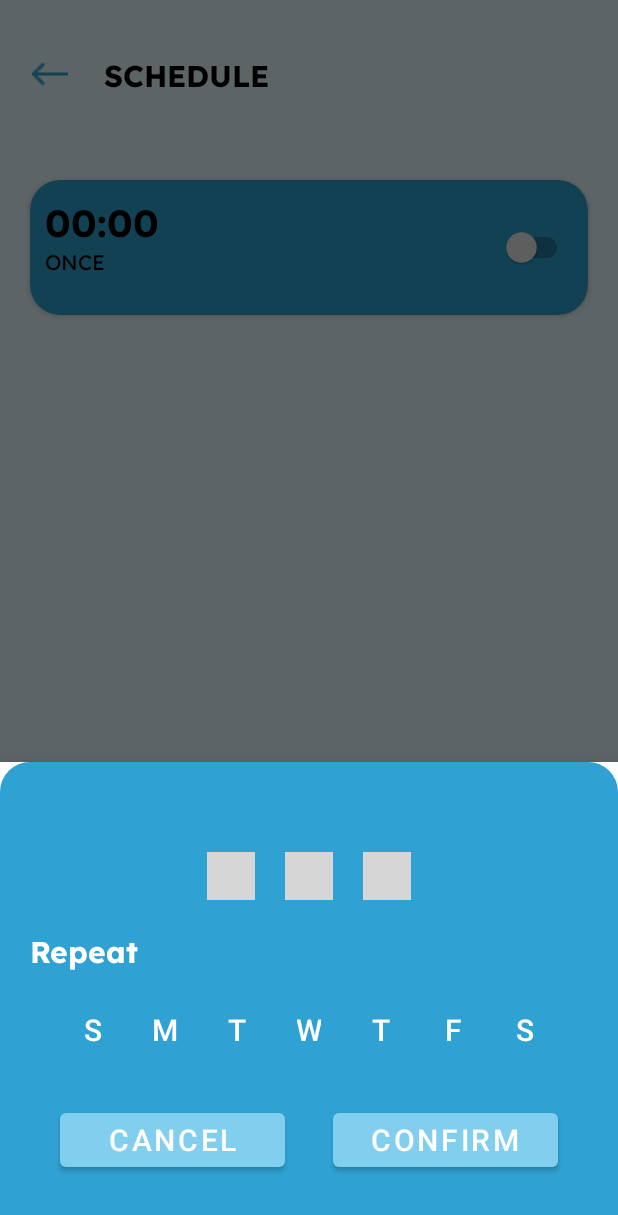
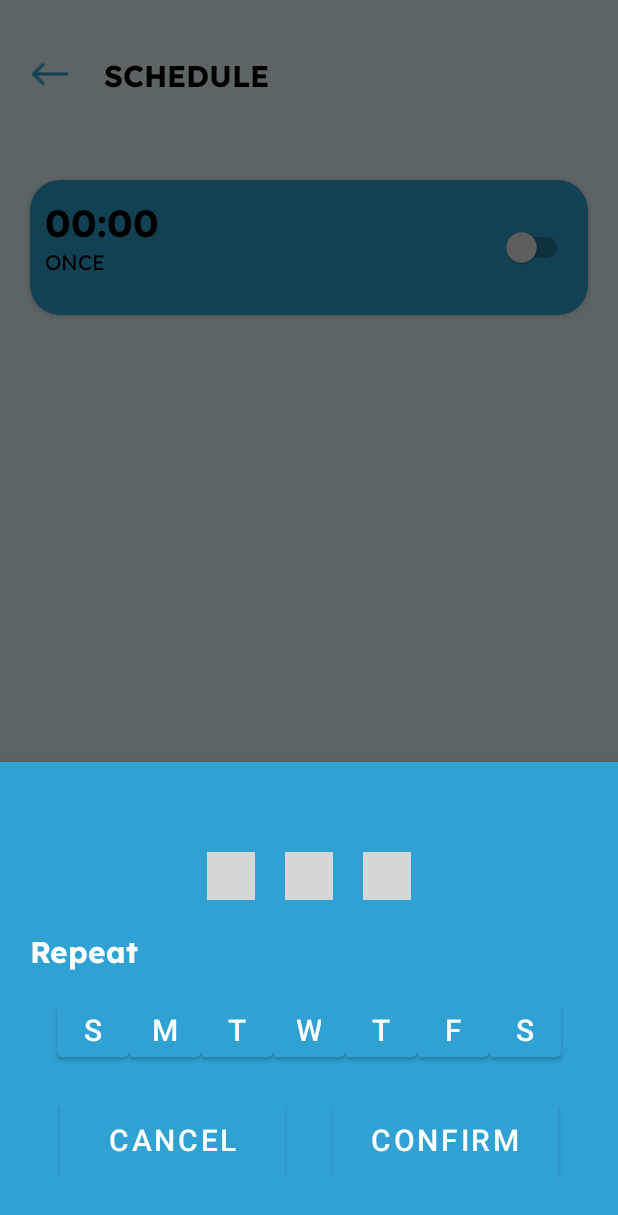
Before and after one commit to NardHodo/PetFeeder-Main, an Android app: the Schedule_View screen opened directly, with no data from a screen before it, after a tap on an icon or button, on a phone screen of 412 x 824 dp. Shown: the top 1215 px of the screen. Run offline under Robolectric (Android 15) with nearby library versions, the phone set to English and light mode, and no system bars; libraries missing offline, so code that uses them is left out: com.shawnlin.numberpicker; plain views replace NumberPicker; 13 statements that could not run were skipped; grey boxes are pictures that could not be loaded.

Commit message:
Patch IDK kasi napaka init

```diff
--- a/app/src/main/AndroidManifest.xml
+++ b/app/src/main/AndroidManifest.xml
@@ -20,6 +20,7 @@
         android:theme="@style/Theme.PetFeederApp"
         android:usesCleartextTraffic="true"
         tools:targetApi="31">
+
         <activity
             android:name=".Dispense_Loading_Activity"
             android:exported="false" />
--- a/app/src/main/java/com/example/iotcontroller/MainActivity.java
+++ b/app/src/main/java/com/example/iotcontroller/MainActivity.java
@@ -39,7 +39,7 @@ import okhttp3.Response;
 
 public class MainActivity extends AppCompatActivity {
 
-    final String WIFI_NAME = "\"Foodie\"";
+    final String WIFI_NAME = "\"SKYfiberBD2F\"";
     Button btnLights, btnManual, btnManualWater, btnManage, btnCancel, btnConnect, btnAutomatic;
     Dialog dispenseDialog;
 
--- a/app/src/main/res/drawable/button_selector.xml
+++ b/app/src/main/res/drawable/button_selector.xml
@@ -1,9 +1,10 @@
 <?xml version="1.0" encoding="utf-8"?>
 <selector xmlns:android="http://schemas.android.com/apk/res/android">
     <!-- Selected state -->
-    <item android:state_selected="true"
+    <item android:state_pressed="true"
         android:drawable="@drawable/active_day_button" />
 
     <!-- Default (normal) state -->
-    <item android:drawable="@drawable/default_button"/>
+    <item android:state_enabled="false"
+        android:drawable="@drawable/default_button"/>
 </selector>
--- a/app/src/main/res/drawable/dialog_boxes_button.xml
+++ b/app/src/main/res/drawable/dialog_boxes_button.xml
@@ -2,4 +2,5 @@
 <shape xmlns:android="http://schemas.android.com/apk/res/android"
     android:shape="rectangle">
     <corners android:radius="40dp"/>
+    <solid android:color="@color/dialog_boxes_button"/>
 </shape>
--- a/app/src/main/res/layout/activity_alarm_feature.xml
+++ b/app/src/main/res/layout/activity_alarm_feature.xml
@@ -6,7 +6,7 @@
     xmlns:app="http://schemas.android.com/apk/res-auto"
     android:orientation="vertical"
     android:paddingVertical="40dp"
-    android:background="@drawable/dialog_box_background"
+    android:background="@color/card_view_color"
     >
     <LinearLayout
         android:layout_width="match_parent"
@@ -71,62 +71,52 @@
             android:padding="5dp"
             android:gravity="center">
 
-            <Button
-                android:id="@+id/Sunday"
+
+            <com.google.android.material.button.MaterialButton
                 android:layout_width="48dp"
-                android:layout_height="wrap_content"
+                android:layout_height="48dp"
                 android:text="@string/Sunday"
-                android:background="@drawable/button_selector"
-                android:textColor="@color/white"
+                android:textSize="20sp"
+                android:id="@+id/Sunday"/>
+            <com.google.android.material.button.MaterialButton
+                android:layout_width="48dp"
+                android:layout_height="48dp"
+                android:text="@string/Monday"
+                android:id="@+id/btnMonday"
                 android:textSize="20sp"/>
-            <Button
-                android:id="@+id/Monday"
+            <com.google.android.material.button.MaterialButton
                 android:layout_width="48dp"
-                android:layout_height="wrap_content"
-                android:text="@string/Monday"
-                android:background="@android:color/transparent"
-                android:textColor="@color/white"
+                android:layout_height="48dp"
+                android:text="@string/Tuesday"
+                android:id="@+id/btnTuesday"
                 android:textSize="20sp"/>
-            <Button
-                android:id="@+id/Tueday"
+            <com.google.android.material.button.MaterialButton
                 android:layout_width="48dp"
-                android:layout_height="wrap_content"
-                android:text="@string/Tuesday"
-                android:background="@android:color/transparent"
-                android:textColor="@color/white"
+                android:layout_height="48dp"
+                android:text="@string/Wednesday"
+                android:textSize="20sp"
+                android:id="@+id/btnWednesday"/>
+            <com.google.android.material.button.MaterialButton
+                android:layout_width="48dp"
+                android:layout_height="48dp"
+                android:text="@string/Thursday"
+                android:id="@+id/btnThursday"
                 android:textSize="20sp"/>
-            <Button
-                android:id="@+id/Wednesday"
+            <com.google.android.material.button.MaterialButton
                 android:layout_width="48dp"
-                android:layout_height="wrap_content"
-                android:text="@string/Wednesday"
-                android:background="@android:color/transparent"
-                android:textColor="@color/white"
+                android:layout_height="48dp"
+                android:text="@string/Friday"
+                android:id="@+id/btnFriday"
                 android:textSize="20sp"/>
-            <Button
-                android:id="@+id/Thursday"
+            <com.google.android.material.button.MaterialButton
                 android:layout_width="48dp"
-                android:layout_height="wrap_content"
-                android:text="@string/Thursday"
-                android:background="@android:color/transparent"
-                android:textColor="@color/white"
+                android:layout_height="48dp"
+                android:text="@string/Saturday"
+                android:id="@+id/btnSaturday"
                 android:textSize="20sp"/>
-            <Button
-                android:id="@+id/Friday"
-                android:layout_width="48dp"
-                android:layout_height="wrap_content"
-                android:text="@string/Friday"
-                android:background="@android:color/transparent"
-                android:textColor="@color/white"
-                android:textSize="20sp"/>
-            <Button
-                android:id="@+id/Saturday"
-                android:layout_width="48dp"
-                android:layout_height="wrap_content"
-                android:text="@string/Saturday"
-                android:background="@android:color/transparent"
-                android:textColor="@color/white"
-                android:textSize="20sp"/>
+
+
+
         </LinearLayout>
         <RelativeLayout
             android:layout_width="match_parent"
@@ -145,6 +135,7 @@
                     android:layout_height="wrap_content"
                     android:layout_marginStart="40dp"
                     android:text="CANCEL"
+                    android:background="@drawable/dialog_boxes_button"
                     android:textSize="20sp"
                     app:layout_constraintStart_toStartOf="parent"
                     app:layout_constraintTop_toTopOf="parent" />
@@ -153,9 +144,10 @@
                     android:id="@+id/btnAddAlarm"
                     android:layout_width="150dp"
                     android:layout_height="wrap_content"
+                    android:layout_marginEnd="40dp"
                     android:text="CONFIRM"
+                    android:background="@drawable/dialog_boxes_button"
                     android:textSize="20sp"
-                    android:layout_marginEnd="40dp"
                     app:layout_constraintEnd_toEndOf="parent"
                     app:layout_constraintHorizontal_bias="1.0"
                     app:layout_constraintStart_toEndOf="@id/btnCancelAlarm"
```
Also changed, not shown: app/src/main/java/com/example/iotcontroller/Schedule_View.java (+108 -1 lines), app/src/main/res/drawable/active_day_button.xml (+15 -5 lines).
